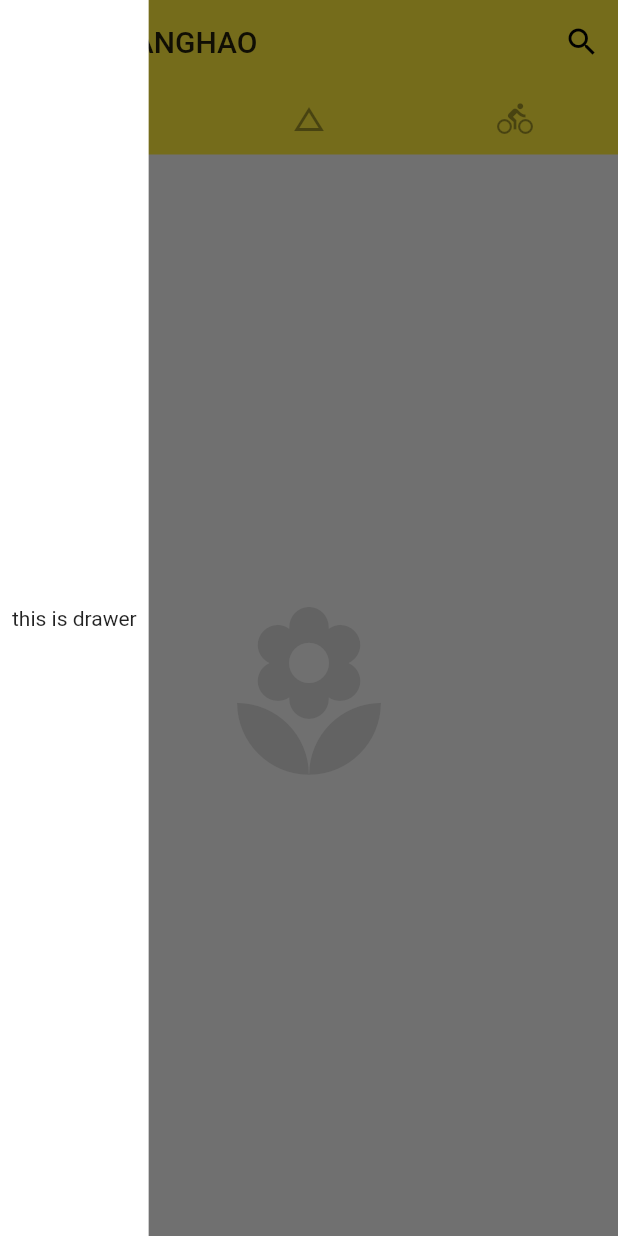
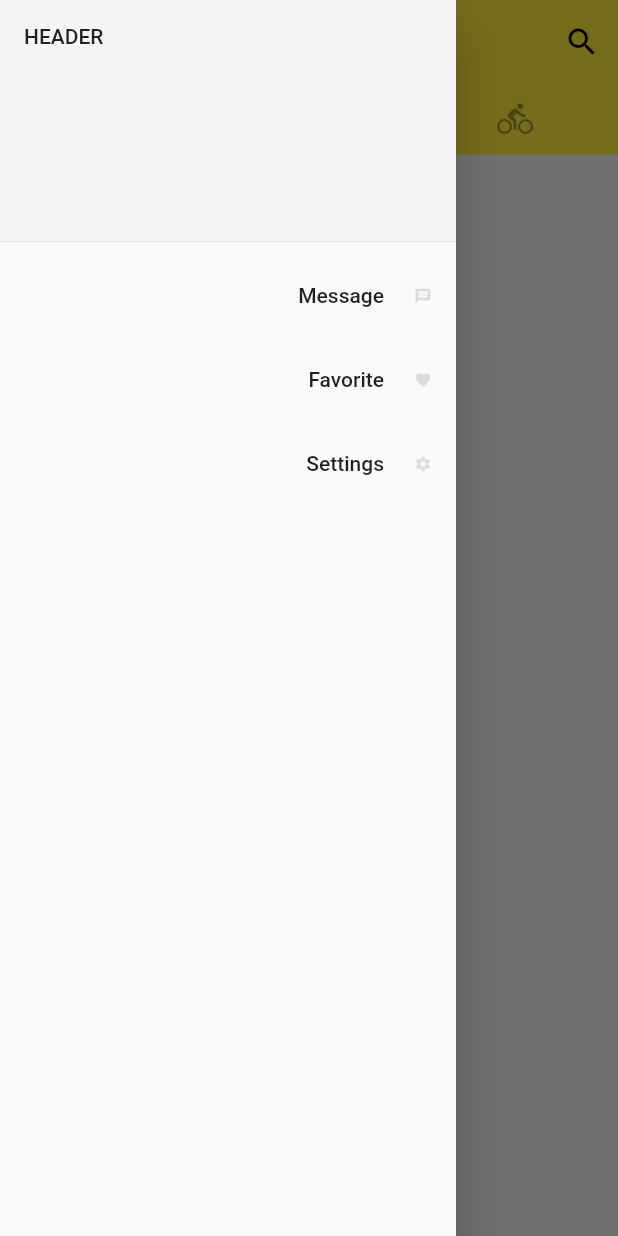
Before and after one commit to happywanghao/wanghao_flutter, a Flutter app: the screen it shows after launch, with the side drawer open, on a phone screen of 412 x 824 dp. Run offline on Flutter 3.47's test engine with Material 2 defaults, Android fonts, the phone set to English and light mode, and no system bars.

Commit message:
在抽屉里使用ListView drawerHeader

```diff
--- a/lib/main.dart
+++ b/lib/main.dart
@@ -63,13 +63,28 @@ class Home extends StatelessWidget {
             Icon(Icons.directions_bike,size:128.0,color:Colors.black12),
           ],
         ),
-        drawer: Container(  //左边的抽屉
-          color:Colors.white,
-          padding: EdgeInsets.all(8.0),
-          child: Column(
-            mainAxisAlignment: MainAxisAlignment.center,
+        drawer: Drawer(
+          child:ListView(
+            padding: EdgeInsets.zero,
             children: <Widget>[
-              Text('this is drawer')
+              DrawerHeader(
+                child: Text('header'.toUpperCase()),
+                decoration: BoxDecoration(
+                  color: Colors.grey[100],
+                ),
+              ),
+              ListTile(
+                title: Text("Message",textAlign:TextAlign.right),//标题
+                trailing: Icon(Icons.message,color:Colors.black12,size:12.0),//图标
+              ),
+              ListTile(
+                title: Text("Favorite",textAlign:TextAlign.right),//标题
+                trailing: Icon(Icons.favorite,color:Colors.black12,size:12.0),//图标
+              ),
+              ListTile(
+                title: Text("Settings",textAlign:TextAlign.right),//标题
+                trailing: Icon(Icons.settings,color:Colors.black12,size:12.0),//图标
+              ),
             ],
           ),
         ),  //抽屉
```
